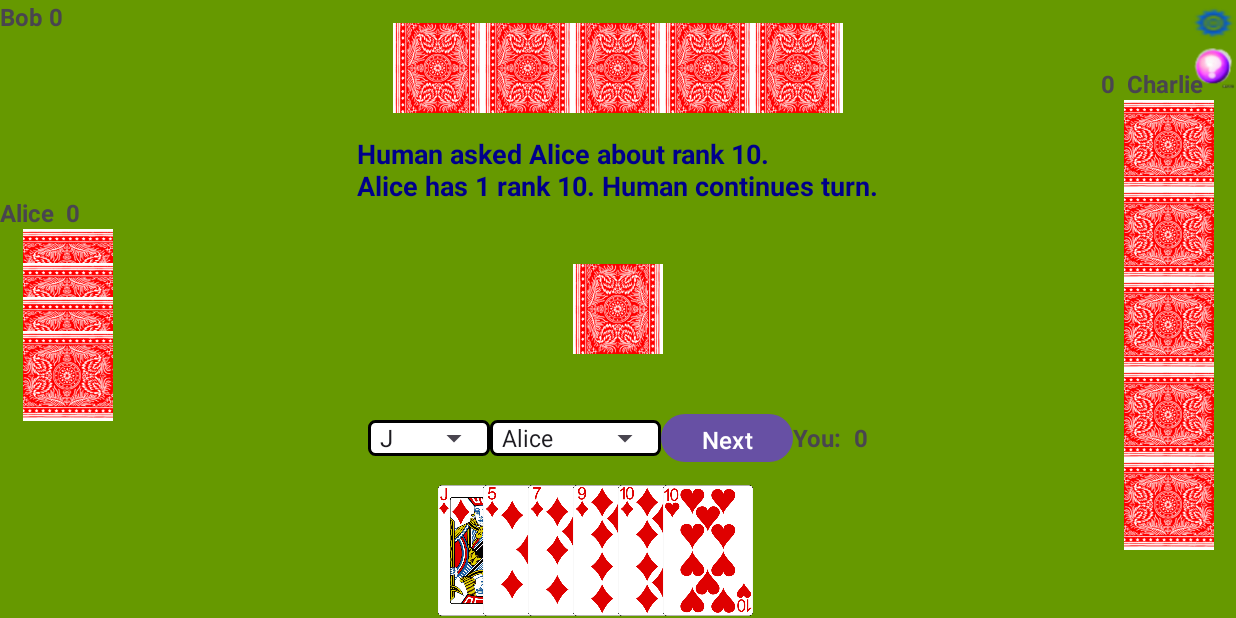
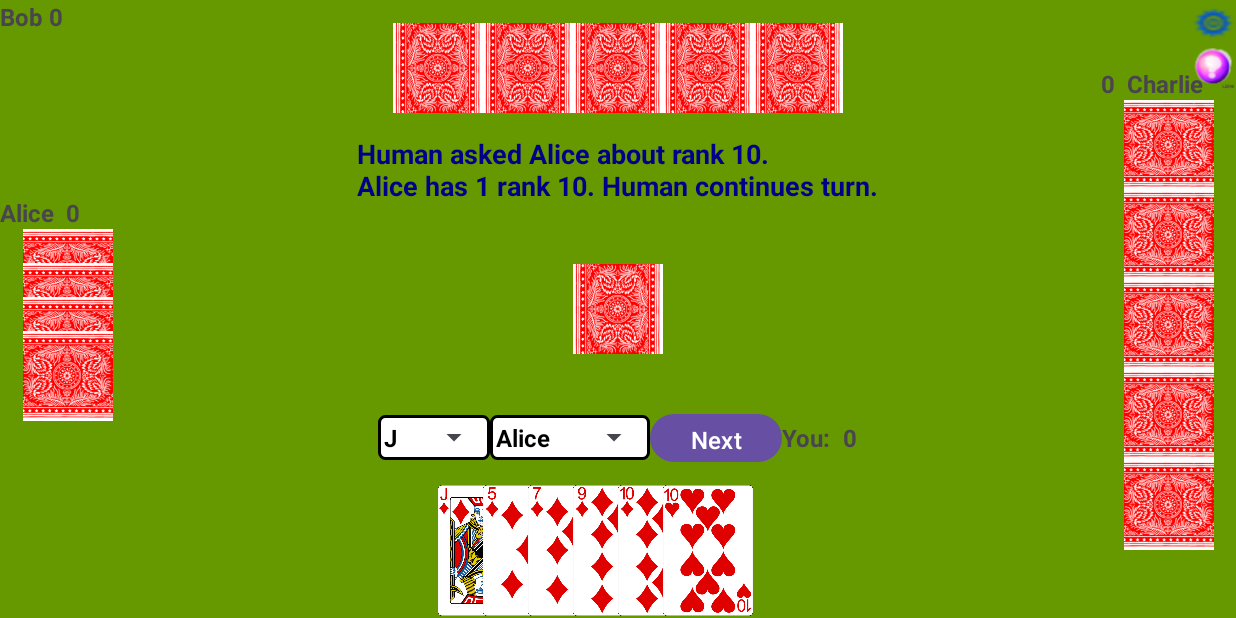
Before and after one commit to hoangvu27/NIT6150FishingCardGame, an Android app: the screen it shows after launch (MainActivity), after a tap on "Next", on a phone screen of 824 x 412 dp (held sideways). Run offline under Robolectric (Android 15) with nearby library versions, the phone set to English and light mode, and no system bars; 2 other taps on this screen came first.

Commit message:
Fix spinner texts Hide spinners when it is not human turn

```diff
--- a/app/src/main/java/com/example/fishingcardgame/MainActivity.java
+++ b/app/src/main/java/com/example/fishingcardgame/MainActivity.java
@@ -138,7 +138,7 @@ public class MainActivity extends AppCompatActivity implements GameLogic.GameLis
         botNames.add(gameLogic.getAlicePlayer().getName());
         botNames.add(gameLogic.getBobPlayer().getName());
         botNames.add(gameLogic.getCharliePlayer().getName());
-        ArrayAdapter<String> botAdapter = new ArrayAdapter<String>(this, android.R.layout.simple_spinner_item, botNames);
+        ArrayAdapter<String> botAdapter = new ArrayAdapter<String>(this, R.layout.spinner_item, botNames);
         botAdapter.setDropDownViewResource(android.R.layout.simple_spinner_dropdown_item);
         botSpinner.setAdapter(botAdapter);
         gameLogic.startGame();
@@ -238,8 +238,9 @@ public class MainActivity extends AppCompatActivity implements GameLogic.GameLis
                         nextButton.setEnabled(true);
                         botSpinner.setEnabled(true);
                         rankSpinner.setEnabled(true);
-                        ArrayAdapter<String> adapter = new ArrayAdapter<>(MainActivity.this, android.R.layout.simple_spinner_item, gameLogic.getHumanPlayer().getValidRanks());
+                        ArrayAdapter<String> adapter = new ArrayAdapter<>(MainActivity.this, R.layout.spinner_item, gameLogic.getHumanPlayer().getValidRanks());
                         adapter.setDropDownViewResource(android.R.layout.simple_spinner_dropdown_item);
+//                        android.R.layout.simple_spinner_dropdown_item
                         rankSpinner.setAdapter(adapter);
                     }
                 }, 2000);
@@ -251,7 +252,7 @@ public class MainActivity extends AppCompatActivity implements GameLogic.GameLis
      * Update the rank spinner button
      */
     public void updateSpinner() {
-        ArrayAdapter<String> adapter = new ArrayAdapter<>(MainActivity.this, android.R.layout.simple_spinner_item, gameLogic.getHumanPlayer().getValidRanks());
+        ArrayAdapter<String> adapter = new ArrayAdapter<>(MainActivity.this, R.layout.spinner_item, gameLogic.getHumanPlayer().getValidRanks());
         adapter.setDropDownViewResource(android.R.layout.simple_spinner_dropdown_item);
         rankSpinner.setAdapter(adapter);
     }
@@ -508,6 +509,8 @@ public class MainActivity extends AppCompatActivity implements GameLogic.GameLis
     public void disableButtons() {
         rankSpinner.setEnabled(false);
         botSpinner.setEnabled(false);
+        rankSpinner.setVisibility(View.INVISIBLE);
+        botSpinner.setVisibility(View.INVISIBLE);
     }
 
     /**
@@ -516,6 +519,8 @@ public class MainActivity extends AppCompatActivity implements GameLogic.GameLis
     public void enableButtons() {
         rankSpinner.setEnabled(true);
         botSpinner.setEnabled(true);
+        rankSpinner.setVisibility(View.VISIBLE);
+        botSpinner.setVisibility(View.VISIBLE);
     }
 
     /**
--- /dev/null
+++ b/app/src/main/res/layout/spinner_item.xml
@@ -0,0 +1,11 @@
+<?xml version="1.0" encoding="utf-8"?>
+<!-- res/layout/spinner_item.xml -->
+<TextView xmlns:android="http://schemas.android.com/apk/res/android"
+    android:layout_width="match_parent"
+    android:layout_height="wrap_content"
+    android:textSize="16sp"
+    android:textStyle="bold"
+    android:padding="4dp"
+    android:textColor="@android:color/black"
+    android:singleLine="true"
+    android:textAlignment="viewStart"/>
```
Also changed, not shown: app/src/main/res/layout/activity_main.xml (+6 -2 lines).
